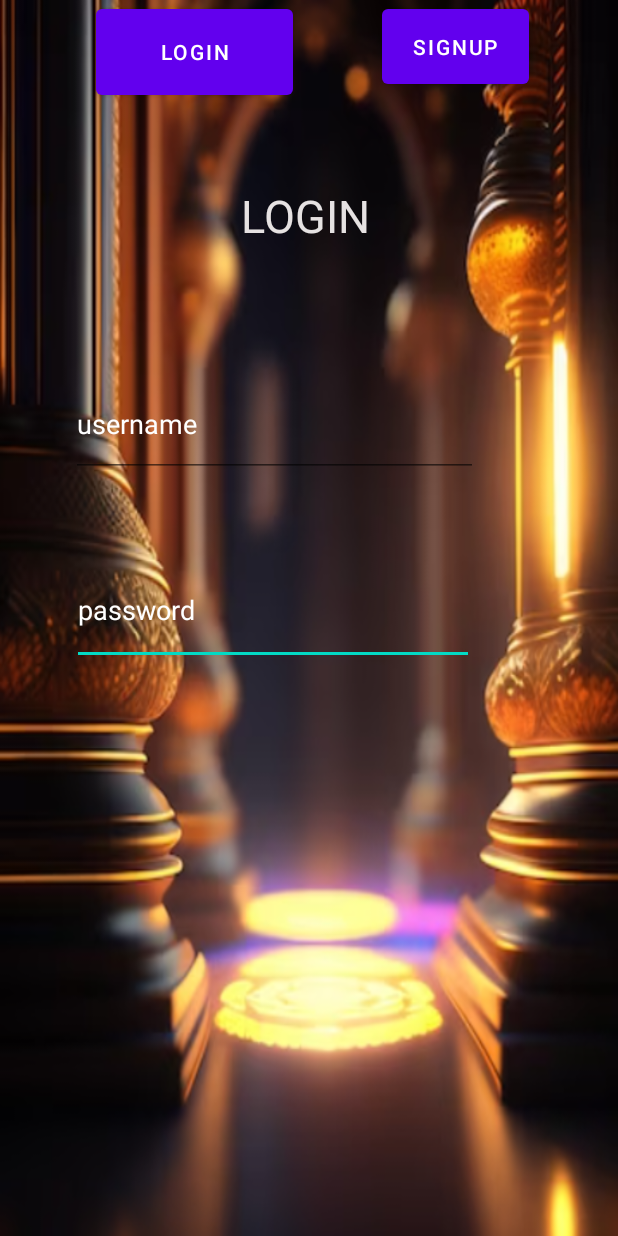
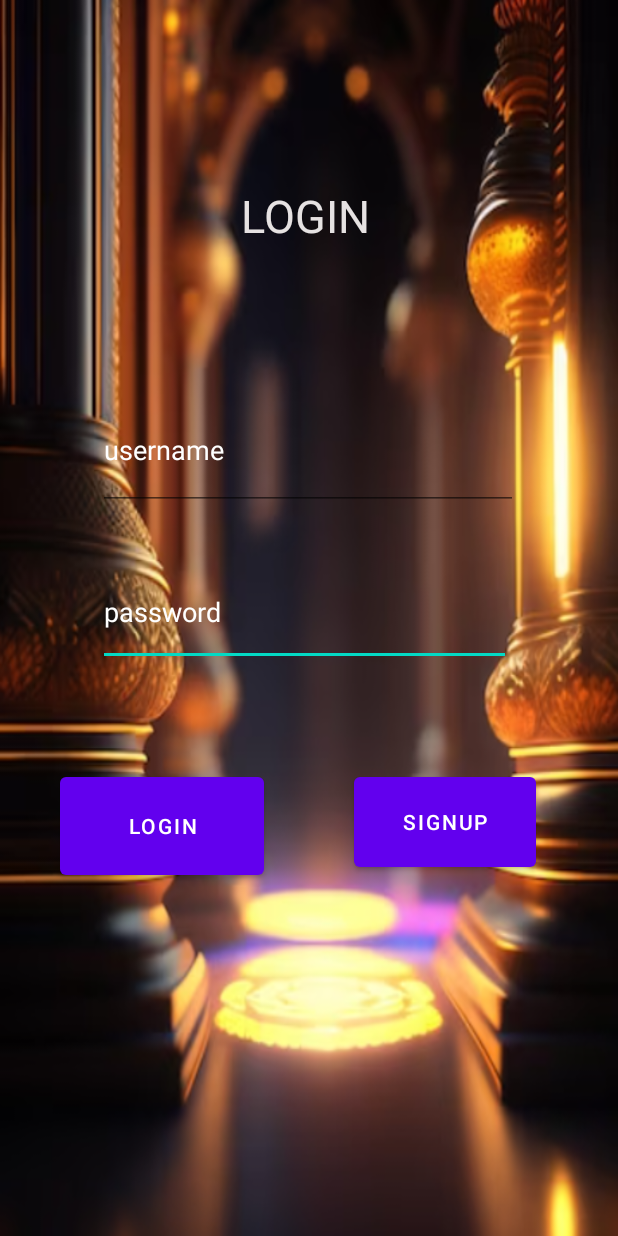
Before and after one commit to swaroopkulkarni2525/Temple, an Android app: the Login screen opened directly, with no data from a screen before it, on a phone screen of 412 x 824 dp. Run offline under Robolectric (Android 15) with nearby library versions, the phone set to English and light mode, and no system bars.

Commit message:
initial commit

```diff
--- a/app/src/main/java/com/example/temple/Login.java
+++ b/app/src/main/java/com/example/temple/Login.java
@@ -2,9 +2,12 @@ package com.example.temple;
 
 import androidx.appcompat.app.AppCompatActivity;
 
+import android.content.Intent;
 import android.os.Bundle;
+import android.view.View;
 import android.widget.Button;
 import android.widget.TextView;
+import android.widget.Toast;
 
 public class Login extends AppCompatActivity {
     Button Login,Signup;
@@ -17,6 +20,14 @@ public class Login extends AppCompatActivity {
         Login=findViewById(R.id.llgoin);
         Signup=findViewById(R.id.lsignup);
         username=findViewById(R.id.luname);
+        Signup.setOnClickListener(new View.OnClickListener() {
+            @Override
+            public void onClick(View view) {
+                Toast.makeText(Login.this, "signup now ", Toast.LENGTH_SHORT).show();
+                Intent intent=new Intent(Login.this,SignUp.class);
+                startActivity(intent);
+            }
+        });
 
     }
 }
--- a/app/src/main/res/layout/activity_login.xml
+++ b/app/src/main/res/layout/activity_login.xml
@@ -26,50 +26,53 @@
 
     <EditText
         android:id="@+id/lpw"
-        android:layout_width="268dp"
-        android:layout_height="73dp"
-        android:layout_marginStart="48dp"
-        android:layout_marginTop="52dp"
+        android:layout_width="275dp"
+        android:layout_height="72dp"
+        android:layout_marginTop="32dp"
         android:ems="10"
         android:hint="password"
-        android:textColorHint="@color/white"
         android:inputType="textPassword"
         android:textColor="@color/white"
+        android:textColorHint="@color/white"
+        app:layout_constraintEnd_toEndOf="parent"
+        app:layout_constraintHorizontal_bias="0.477"
         app:layout_constraintStart_toStartOf="parent"
         app:layout_constraintTop_toBottomOf="@+id/luname" />
 
     <EditText
         android:id="@+id/luname"
-        android:layout_width="271dp"
-        android:layout_height="70dp"
-        android:layout_marginTop="64dp"
+        android:layout_width="280dp"
+        android:layout_height="80dp"
+        android:layout_marginTop="76dp"
         android:ems="10"
         android:hint="username"
-        android:textColorHint="@color/white"
         android:inputType="text"
         android:textColor="@color/white"
+        android:textColorHint="@color/white"
         app:layout_constraintEnd_toEndOf="parent"
-        app:layout_constraintHorizontal_bias="0.338"
+        app:layout_constraintHorizontal_bias="0.496"
         app:layout_constraintStart_toStartOf="parent"
         app:layout_constraintTop_toBottomOf="@+id/textView" />
 
     <Button
         android:id="@+id/llgoin"
-        android:layout_width="131dp"
-        android:layout_height="69dp"
-        android:layout_marginStart="64dp"
-        android:layout_marginTop="60dp"
+        android:layout_width="136dp"
+        android:layout_height="77dp"
+        android:layout_marginStart="40dp"
+        android:layout_marginTop="68dp"
         android:text="login"
         app:layout_constraintStart_toStartOf="parent"
-        app:layout_constraintTop_toBottomOf="@+id/spw" />
+        app:layout_constraintTop_toBottomOf="@+id/lpw" />
 
     <Button
         android:id="@+id/lsignup"
-        android:layout_width="98dp"
-        android:layout_height="62dp"
-        android:layout_marginTop="60dp"
+        android:layout_width="121dp"
+        android:layout_height="72dp"
+        android:layout_marginStart="44dp"
+        android:layout_marginTop="68dp"
         android:text="signup"
         app:layout_constraintEnd_toEndOf="parent"
+        app:layout_constraintHorizontal_bias="0.222"
         app:layout_constraintStart_toEndOf="@+id/llgoin"
-        app:layout_constraintTop_toBottomOf="@+id/spw" />
+        app:layout_constraintTop_toBottomOf="@+id/lpw" />
 </androidx.constraintlayout.widget.ConstraintLayout>
--- a/app/src/main/res/layout/activity_sign_up.xml
+++ b/app/src/main/res/layout/activity_sign_up.xml
@@ -56,6 +56,7 @@
         android:layout_marginTop="88dp"
         android:ems="10"
         android:hint="email"
+        android:textColor="@color/white"
         android:textColorHint="@color/white"
         android:inputType="textEmailAddress"
         app:layout_constraintStart_toStartOf="parent"
@@ -69,6 +70,7 @@
         android:layout_marginTop="20dp"
         android:ems="10"
         android:hint="confirm password"
+        android:textColor="@color/white"
         android:textColorHint="@color/white"
         android:inputType="textPassword"
         app:layout_constraintStart_toStartOf="parent"
```
